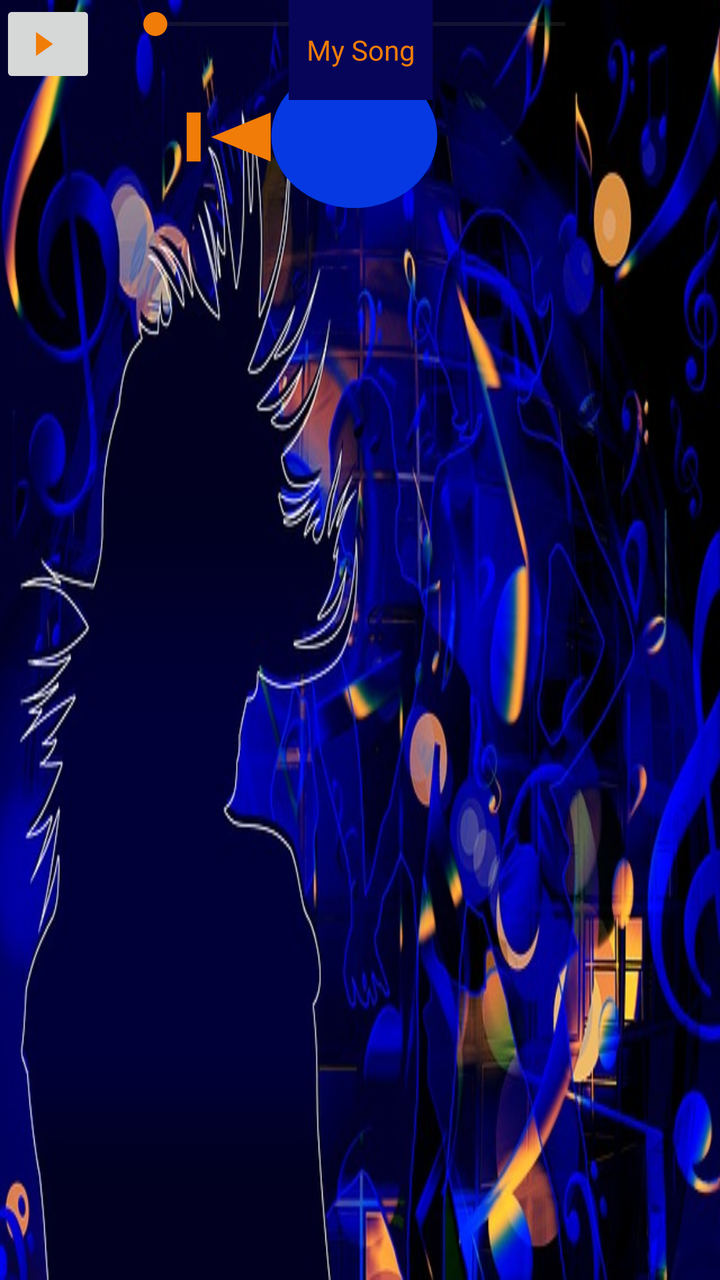
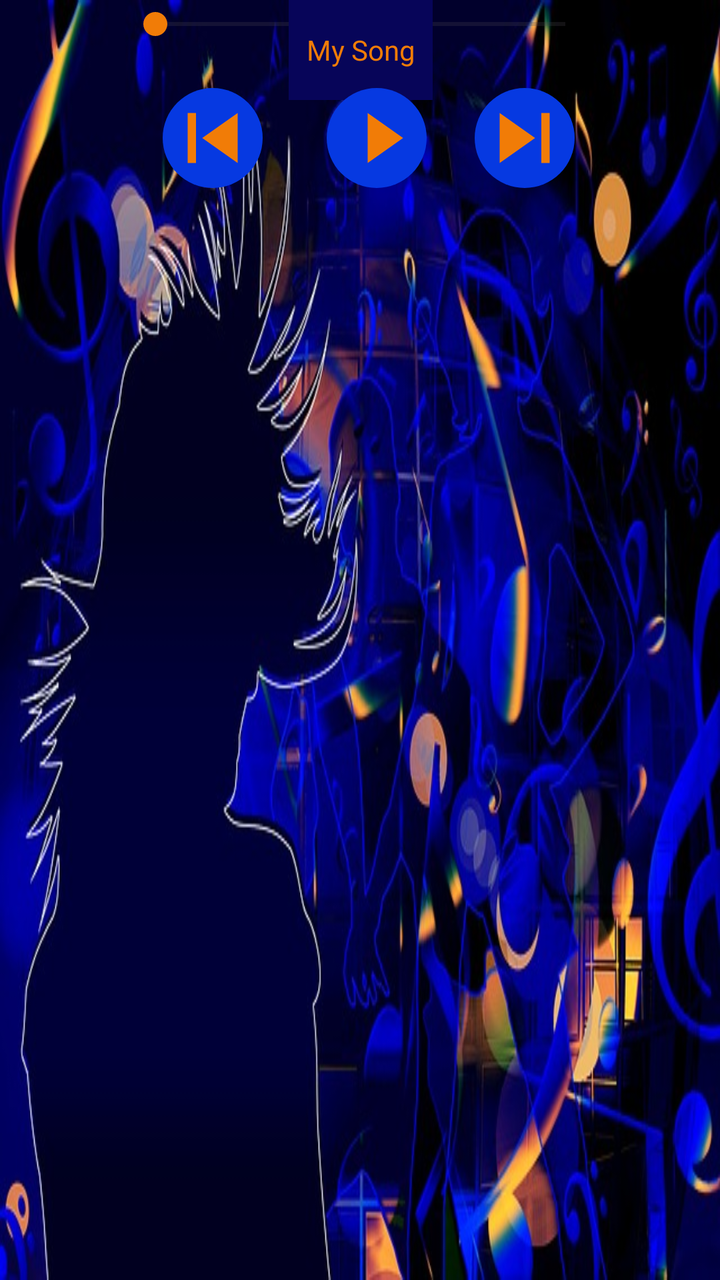

An Android layout rendered at two revisions. The XML below is the earlier revision; the diff shows what the commit changed to produce the second picture.
<!-- AndroidManifest.xml: application theme Theme.57Lesson_audio -->
<!-- res/layout/activity_main.xml -->
<?xml version="1.0" encoding="utf-8"?>
<androidx.constraintlayout.widget.ConstraintLayout xmlns:android="http://schemas.android.com/apk/res/android"
    xmlns:app="http://schemas.android.com/apk/res-auto"
    xmlns:tools="http://schemas.android.com/tools"
    android:layout_width="match_parent"
    android:layout_height="match_parent"
    android:background="@drawable/background"
    android:contextClickable="false"
    android:textAlignment="textEnd"
    tools:context=".MainActivity">

    <ImageButton
        android:id="@+id/skipLeftButton"
        android:layout_width="84dp"
        android:layout_height="49dp"
        android:layout_marginTop="20dp"
        android:background="@drawable/skip_left"
        app:layout_constraintEnd_toEndOf="parent"
        app:layout_constraintHorizontal_bias="0.262"
        app:layout_constraintStart_toStartOf="parent"
        app:layout_constraintTop_toBottomOf="@+id/volumeSeekBar" />


    <SeekBar
        android:id="@+id/volumeSeekBar"
        android:layout_width="237dp"
        android:layout_height="24dp"
        android:progressTint="@color/dark_orange"
        android:thumbTint="@color/dark_orange"
        app:layout_constraintEnd_toEndOf="parent"
        app:layout_constraintStart_toStartOf="parent"
        tools:layout_editor_absoluteY="420dp" />

    <ImageView
        android:id="@+id/imageView1"
        android:layout_width="83dp"
        android:layout_height="72dp"
        android:layout_marginTop="32dp"
        android:layout_marginBottom="157dp"
        android:background="@drawable/circle"
        app:layout_constraintEnd_toEndOf="parent"
        app:layout_constraintHorizontal_bias="0.49"
        app:layout_constraintStart_toStartOf="parent"
        app:layout_constraintTop_toTopOf="parent"
        app:layout_constraintVertical_bias="0.911"
        app:srcCompat="@drawable/circle" />

    <TextView
        android:id="@+id/textView"
        android:layout_width="72dp"
        android:layout_height="50dp"
        android:background="@color/black_blue"
        android:gravity="center"
        android:text="My Song"
        android:textAlignment="center"
        android:textColor="@color/dark_orange"
        app:layout_constraintEnd_toEndOf="@+id/volumeSeekBar"
        app:layout_constraintStart_toStartOf="@+id/volumeSeekBar"
        tools:layout_editor_absoluteY="318dp" />

    <ImageButton
        android:id="@+id/skipRightButton"
        android:layout_width="wrap_content"
        android:layout_height="wrap_content"
        app:srcCompat="@drawable/skip_right"
        tools:layout_editor_absoluteX="283dp"
        tools:layout_editor_absoluteY="470dp" />

    <ImageButton
        android:id="@+id/playButton"
        android:layout_width="wrap_content"
        android:layout_height="wrap_content"
        app:srcCompat="@drawable/play"
        tools:layout_editor_absoluteX="197dp"
        tools:layout_editor_absoluteY="466dp" />


</androidx.constraintlayout.widget.ConstraintLayout>
<!-- resources referenced by this layout -->
<resources>
  <color name="black_blue">#070559</color>
  <color name="dark_orange">#f17c07</color>
  <!-- drawable background: jpg bitmap (drawable, 78062 bytes) -->
  <!-- drawable circle (drawable) -->
  <?xml version="1.0" encoding="utf-8"?>
  <shape xmlns:android="http://schemas.android.com/apk/res/android"
      android:shape="oval">
      <solid
          android:color="@color/dark_blue"/>
      <size
          android:height="120dp"
          android:width="120dp"/>
  
  
  </shape>
  <!-- drawable play (drawable) -->
  <vector xmlns:android="http://schemas.android.com/apk/res/android" android:height="24dp" android:tint="#F17C07" android:viewportHeight="24" android:viewportWidth="24" android:width="24dp">
        
      <path android:fillColor="@android:color/white" android:pathData="M14.5,12l-8.5,6L6,6z"/>
      
  </vector>
  <!-- drawable skip_left (drawable) -->
  <vector xmlns:android="http://schemas.android.com/apk/res/android" android:height="24dp" android:tint="#F17C07" android:viewportHeight="24" android:viewportWidth="24" android:width="24dp">
        
      <path android:fillColor="@android:color/white" android:pathData="M6,6h2v12L6,18zM9.5,12l8.5,6L18,6z"/>
      
  </vector>
  <!-- drawable skip_right (drawable) -->
  <vector xmlns:android="http://schemas.android.com/apk/res/android" android:height="24dp" android:tint="#F17C07" android:viewportHeight="24" android:viewportWidth="24" android:width="24dp">
        
      <path android:fillColor="@android:color/white" android:pathData="M18,6h-2v12h2zM14.5,12l-8.5,6L6,6z"/>
      
  </vector>
  <style name="Theme.57Lesson_audio" parent="Base.Theme.57Lesson_audio" />
  <color name="dark_blue">#0639E1</color>
  <style name="Base.Theme.57Lesson_audio" parent="Theme.Material3.DayNight.NoActionBar">
          
          
      </style>
</resources>

<!-- the commit's change to res/layout/activity_main.xml (unified diff, before → after) -->
@@ -9,16 +9,7 @@
     android:textAlignment="textEnd"
     tools:context=".MainActivity">
 
-    <ImageButton
-        android:id="@+id/skipLeftButton"
-        android:layout_width="84dp"
-        android:layout_height="49dp"
-        android:layout_marginTop="20dp"
-        android:background="@drawable/skip_left"
-        app:layout_constraintEnd_toEndOf="parent"
-        app:layout_constraintHorizontal_bias="0.262"
-        app:layout_constraintStart_toStartOf="parent"
-        app:layout_constraintTop_toBottomOf="@+id/volumeSeekBar" />
+
 
 
     <SeekBar
@@ -31,22 +22,8 @@
         app:layout_constraintStart_toStartOf="parent"
         tools:layout_editor_absoluteY="420dp" />
 
-    <ImageView
-        android:id="@+id/imageView1"
-        android:layout_width="83dp"
-        android:layout_height="72dp"
-        android:layout_marginTop="32dp"
-        android:layout_marginBottom="157dp"
-        android:background="@drawable/circle"
-        app:layout_constraintEnd_toEndOf="parent"
-        app:layout_constraintHorizontal_bias="0.49"
-        app:layout_constraintStart_toStartOf="parent"
-        app:layout_constraintTop_toTopOf="parent"
-        app:layout_constraintVertical_bias="0.911"
-        app:srcCompat="@drawable/circle" />
-
     <TextView
-        android:id="@+id/textView"
+        android:id="@+id/textViewSong"
         android:layout_width="72dp"
         android:layout_height="50dp"
         android:background="@color/black_blue"
@@ -58,21 +35,89 @@
         app:layout_constraintStart_toStartOf="@+id/volumeSeekBar"
         tools:layout_editor_absoluteY="318dp" />
 
+    <ImageView
+        android:id="@+id/skipLeftBackground"
+        android:layout_width="50dp"
+        android:layout_height="50dp"
+        android:layout_marginTop="20dp"
+        android:background="@drawable/circle"
+        app:layout_constraintEnd_toEndOf="parent"
+        app:layout_constraintHorizontal_bias="0.262"
+        app:layout_constraintStart_toStartOf="parent"
+        app:layout_constraintTop_toBottomOf="@+id/volumeSeekBar" />
+
     <ImageButton
-        android:id="@+id/skipRightButton"
-        android:layout_width="wrap_content"
-        android:layout_height="wrap_content"
-        app:srcCompat="@drawable/skip_right"
-        tools:layout_editor_absoluteX="283dp"
-        tools:layout_editor_absoluteY="470dp" />
+        android:id="@+id/skipLeftButton"
+        android:layout_width="50dp"
+        android:layout_height="50dp"
+        android:layout_marginTop="20dp"
+        android:background="@drawable/skip_left"
+        app:layout_constraintEnd_toEndOf="parent"
+        app:layout_constraintHorizontal_bias="0.262"
+        app:layout_constraintStart_toStartOf="parent"
+        app:layout_constraintTop_toBottomOf="@+id/volumeSeekBar" />
+
+    <ImageView
+        android:id="@+id/playBack"
+        android:layout_width="50dp"
+        android:layout_height="50dp"
+        android:layout_marginStart="32dp"
+        android:layout_marginTop="20dp"
+        android:background="@drawable/circle"
+        app:layout_constraintStart_toEndOf="@+id/skipLeftButton"
+        app:layout_constraintTop_toBottomOf="@+id/volumeSeekBar" />
 
     <ImageButton
         android:id="@+id/playButton"
-        android:layout_width="wrap_content"
-        android:layout_height="wrap_content"
-        app:srcCompat="@drawable/play"
-        tools:layout_editor_absoluteX="197dp"
-        tools:layout_editor_absoluteY="466dp" />
+        android:layout_width="50dp"
+        android:layout_height="50dp"
+        android:layout_marginStart="40dp"
+        android:layout_marginTop="20dp"
+        android:background="@drawable/play"
+        app:layout_constraintStart_toEndOf="@+id/skipLeftButton"
+        app:layout_constraintTop_toBottomOf="@+id/volumeSeekBar" />
+
+    <ImageView
+        android:id="@+id/skipRightBack"
+        android:layout_width="50dp"
+        android:layout_height="50dp"
+        android:layout_marginStart="16dp"
+        android:layout_marginTop="20dp"
+        android:background="@drawable/circle"
+        app:layout_constraintStart_toEndOf="@+id/playButton"
+        app:layout_constraintTop_toBottomOf="@+id/volumeSeekBar" />
+
+
+    <ImageButton
+        android:id="@+id/skipRightButton"
+        android:layout_width="50dp"
+        android:layout_height="50dp"
+        android:layout_marginStart="16dp"
+        android:layout_marginTop="20dp"
+        android:background="@drawable/skip_right"
+        app:layout_constraintStart_toEndOf="@+id/playButton"
+        app:layout_constraintTop_toBottomOf="@+id/volumeSeekBar" />
+
+    <ImageView
+        android:id="@+id/clefBack"
+        android:layout_width="100dp"
+        android:layout_height="100dp"
+        android:layout_marginBottom="32dp"
+        android:background="@drawable/circle"
+        app:layout_constraintBottom_toTopOf="@+id/textViewSong"
+        app:layout_constraintEnd_toEndOf="@+id/textViewSong"
+        app:layout_constraintStart_toStartOf="@+id/textViewSong"
+        app:srcCompat="@drawable/clef" />
+
+    <ImageView
+        android:id="@+id/clef"
+        android:layout_width="100dp"
+        android:layout_height="100dp"
+        android:layout_marginBottom="32dp"
+        app:layout_constraintBottom_toTopOf="@+id/textViewSong"
+        app:layout_constraintEnd_toEndOf="@+id/textViewSong"
+        app:layout_constraintStart_toStartOf="@+id/textViewSong"
+        app:srcCompat="@drawable/clef" />
 
 
 </androidx.constraintlayout.widget.ConstraintLayout>
<!-- resource entries referenced after the edit -->
@@ -15,6 +15,12 @@
   
   
   </shape>
+  <!-- drawable clef (drawable) -->
+  <vector xmlns:android="http://schemas.android.com/apk/res/android" android:height="24dp" android:tint="#F17C07" android:viewportHeight="24" android:viewportWidth="24" android:width="24dp">
+        
+      <path android:fillColor="@android:color/white" android:pathData="M12,3v9.28c-0.47,-0.17 -0.97,-0.28 -1.5,-0.28C8.01,12 6,14.01 6,16.5S8.01,21 10.5,21c2.31,0 4.2,-1.75 4.45,-4H15V6h4V3h-7z"/>
+      
+  </vector>
   <!-- drawable play (drawable) -->
   <vector xmlns:android="http://schemas.android.com/apk/res/android" android:height="24dp" android:tint="#F17C07" android:viewportHeight="24" android:viewportWidth="24" android:width="24dp">
         
